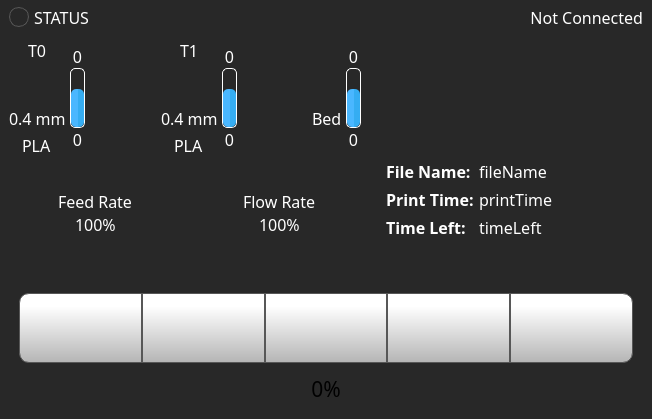
Before: the Qt Designer form octoprint_ControlCenter/ui/home_screen/home_screen.ui in FracktalWorks/ControlCenter, drawn with Qt 5.
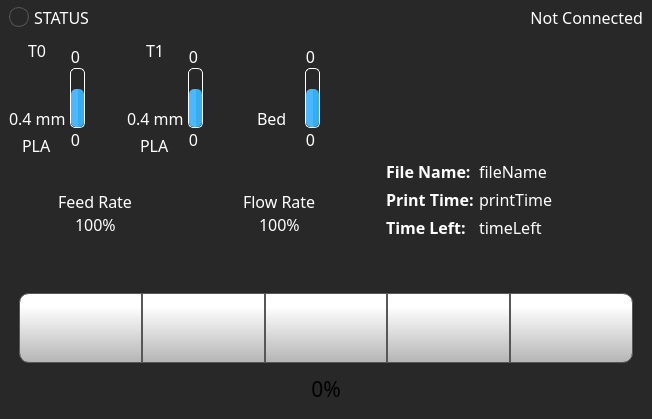
After: the same form once the commit is applied. Icons and pictures are not drawn.

The edit to the form file:
```diff
--- a/octoprint_ControlCenter/ui/home_screen/home_screen.ui
+++ b/octoprint_ControlCenter/ui/home_screen/home_screen.ui
@@ -270,7 +270,7 @@
                 </spacer>
                </item>
                <item alignment="Qt::AlignHCenter">
-                <widget class="QLabel" name="label">
+                <widget class="QLabel" name="tool0TextLabel">
                  <property name="font">
                   <font>
                    <family>Montserrat</family>
@@ -381,7 +381,7 @@
                <property name="spacing">
                 <number>0</number>
                </property>
-               <item alignment="Qt::AlignHCenter|Qt::AlignBottom">
+               <item alignment="Qt::AlignLeft|Qt::AlignBottom">
                 <widget class="QLabel" name="tool0TargetTemperature">
                  <property name="font">
                   <font>
@@ -406,7 +406,7 @@
                  </property>
                 </widget>
                </item>
-               <item alignment="Qt::AlignHCenter">
+               <item alignment="Qt::AlignLeft">
                 <widget class="QProgressBar" name="tool0TempBar">
                  <property name="minimumSize">
                   <size>
@@ -458,7 +458,7 @@
                  </property>
                 </widget>
                </item>
-               <item alignment="Qt::AlignHCenter|Qt::AlignTop">
+               <item alignment="Qt::AlignLeft|Qt::AlignTop">
                 <widget class="QLabel" name="tool0ActualTemperature">
                  <property name="font">
                   <font>
@@ -518,32 +518,6 @@
              </property>
             </widget>
            </item>
-           <item>
-            <spacer name="horizontalSpacer_3">
-             <property name="orientation">
-              <enum>Qt::Horizontal</enum>
-             </property>
-             <property name="sizeHint" stdset="0">
-              <size>
-               <width>40</width>
-               <height>20</height>
-              </size>
-             </property>
-            </spacer>
-           </item>
-           <item>
-            <spacer name="horizontalSpacer_5">
-             <property name="orientation">
-              <enum>Qt::Horizontal</enum>
-             </property>
-             <property name="sizeHint" stdset="0">
-              <size>
-               <width>0</width>
-               <height>0</height>
-              </size>
-             </property>
-            </spacer>
-           </item>
            <item>
             <layout class="QHBoxLayout" name="tool1Layout">
              <property name="spacing">
@@ -568,7 +542,7 @@
                 </spacer>
                </item>
                <item alignment="Qt::AlignHCenter">
-                <widget class="QLabel" name="label_2">
+                <widget class="QLabel" name="tool1TextLabel">
                  <property name="font">
                   <font>
                    <family>Montserrat</family>
@@ -679,7 +653,7 @@
                <property name="spacing">
                 <number>0</number>
                </property>
-               <item alignment="Qt::AlignHCenter|Qt::AlignBottom">
+               <item alignment="Qt::AlignLeft|Qt::AlignBottom">
                 <widget class="QLabel" name="tool1TargetTemperature">
                  <property name="font">
                   <font>
@@ -704,7 +678,7 @@
                  </property>
                 </widget>
                </item>
-               <item alignment="Qt::AlignHCenter">
+               <item alignment="Qt::AlignLeft">
                 <widget class="QProgressBar" name="tool1TempBar">
                  <property name="minimumSize">
                   <size>
@@ -756,7 +730,7 @@
                  </property>
                 </widget>
                </item>
-               <item alignment="Qt::AlignHCenter|Qt::AlignTop">
+               <item alignment="Qt::AlignLeft|Qt::AlignTop">
                 <widget class="QLabel" name="tool1ActualTemperature">
                  <property name="font">
                   <font>
@@ -816,32 +790,6 @@
              </property>
             </widget>
            </item>
-           <item>
-            <spacer name="horizontalSpacer_2">
-             <property name="orientation">
-              <enum>Qt::Horizontal</enum>
-             </property>
-             <property name="sizeHint" stdset="0">
-              <size>
-               <width>0</width>
-               <height>0</height>
-              </size>
-             </property>
-            </spacer>
-           </item>
-           <item>
-            <spacer name="horizontalSpacer_4">
-             <property name="orientation">
-              <enum>Qt::Horizontal</enum>
-             </property>
-             <property name="sizeHint" stdset="0">
-              <size>
-               <width>40</width>
-               <height>20</height>
-              </size>
-             </property>
-            </spacer>
-           </item>
            <item>
             <layout class="QHBoxLayout" name="bedLayout">
              <property name="spacing">
@@ -938,7 +886,7 @@
                <property name="spacing">
                 <number>0</number>
                </property>
-               <item alignment="Qt::AlignHCenter|Qt::AlignBottom">
+               <item alignment="Qt::AlignLeft|Qt::AlignBottom">
                 <widget class="QLabel" name="bedTargetTemperature">
                  <property name="font">
                   <font>
@@ -963,7 +911,7 @@
                  </property>
                 </widget>
                </item>
-               <item alignment="Qt::AlignHCenter">
+               <item alignment="Qt::AlignLeft">
                 <widget class="QProgressBar" name="bedTempBar">
                  <property name="minimumSize">
                   <size>
@@ -1015,7 +963,7 @@
                  </property>
                 </widget>
                </item>
-               <item alignment="Qt::AlignHCenter|Qt::AlignTop">
+               <item alignment="Qt::AlignLeft|Qt::AlignTop">
                 <widget class="QLabel" name="bedActualTemperature">
                  <property name="font">
                   <font>
```
